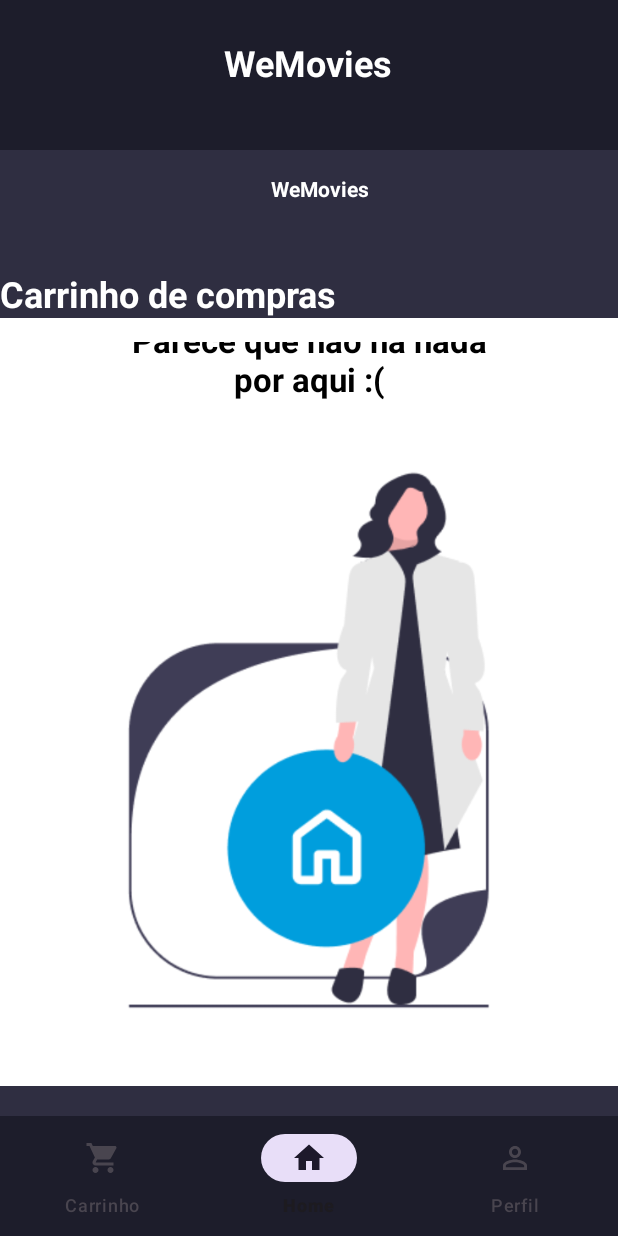
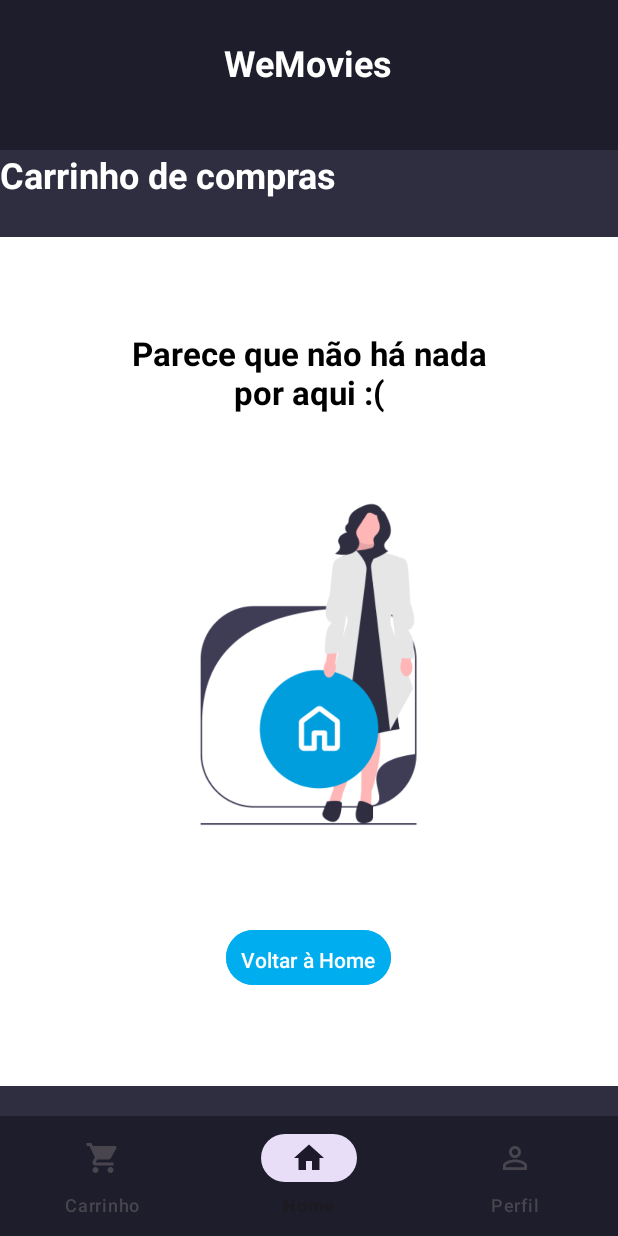
Before and after one commit to PauloMats/WeFit-Challenge-WeMovie, an Android app: the fragment CartFragment placed in its activity, on a phone screen of 412 x 824 dp. Run offline under Robolectric (Android 15) with nearby library versions, the phone set to English and light mode, and no system bars; our stand-ins replace data binding; pictures from the network do not load.

Commit message:
Feat: Correção de todos os bugs, e agora ao clicar nos botões para navegar para o home, a opção selecionada no menu também muda para a home

```diff
--- a/app/src/main/java/com/example/wefit_challenge_wemovie/HomeActivity.kt
+++ b/app/src/main/java/com/example/wefit_challenge_wemovie/HomeActivity.kt
@@ -8,6 +8,9 @@ import com.example.wefit_challenge_wemovie.ui.CartFragment
 
 class HomeActivity : AppCompatActivity() {
 
+    fun selectHomeMenuItem() {
+        binding.bottomNavigationView.selectedItemId = R.id.navigation_home
+    }
     private lateinit var binding: ActivityHomeBinding
 
     override fun onCreate(savedInstanceState: Bundle?) {
--- a/app/src/main/java/com/example/wefit_challenge_wemovie/fragment/CarrinhoVazioFragment.kt
+++ b/app/src/main/java/com/example/wefit_challenge_wemovie/fragment/CarrinhoVazioFragment.kt
@@ -3,9 +3,10 @@ package com.example.wefit_challenge_wemovie.ui
 import android.os.Bundle
 import android.view.View
 import androidx.fragment.app.Fragment
-import androidx.navigation.fragment.findNavController
+import com.example.wefit_challenge_wemovie.HomeActivity
 import com.example.wefit_challenge_wemovie.R
 import com.example.wefit_challenge_wemovie.databinding.FragmentCarrinhoVazioBinding
+import com.example.wefit_challenge_wemovie.fragment.HomeFragment
 
 class CarrinhoVazioFragment : Fragment(R.layout.fragment_carrinho_vazio) {
 
@@ -16,7 +17,15 @@ class CarrinhoVazioFragment : Fragment(R.layout.fragment_carrinho_vazio) {
         binding = FragmentCarrinhoVazioBinding.bind(view)
 
         binding.btnBackToHome.setOnClickListener {
-            findNavController().navigate(R.id.homeFragment)
+            (activity as? HomeActivity)?.selectHomeMenuItem() //Seleciona o item Home no BottomNavigationView
+
+            // Obtém o FragmentManager da Activity
+            val fragmentManager = requireActivity().supportFragmentManager
+
+            // Substitui o Fragment atual pelo HomeFragment
+            fragmentManager.beginTransaction()
+                .replace(R.id.fragmentContainer, HomeFragment()) // Substitui no fragmentContainer
+                .commit()
         }
     }
 }
--- a/app/src/main/java/com/example/wefit_challenge_wemovie/ui/OrderConfirmationFragment.kt
+++ b/app/src/main/java/com/example/wefit_challenge_wemovie/ui/OrderConfirmationFragment.kt
@@ -3,6 +3,7 @@ package com.example.wefit_challenge_wemovie.ui
 import android.os.Bundle
 import android.view.View
 import androidx.fragment.app.Fragment
+import com.example.wefit_challenge_wemovie.HomeActivity
 import com.example.wefit_challenge_wemovie.R
 import com.example.wefit_challenge_wemovie.databinding.FragmentOrderConfirmationBinding
 import com.example.wefit_challenge_wemovie.fragment.HomeFragment
@@ -16,6 +17,8 @@ class OrderConfirmationFragment : Fragment(R.layout.fragment_order_confirmation)
         binding = FragmentOrderConfirmationBinding.bind(view)
 
         binding.backToHomeButton.setOnClickListener {
+            (activity as? HomeActivity)?.selectHomeMenuItem() //Seleciona o item Home no BottomNavigationView
+
             // Obtém o FragmentManager da Activity
             val fragmentManager = requireActivity().supportFragmentManager
 
--- a/app/src/main/res/layout/activity_main.xml
+++ b/app/src/main/res/layout/activity_main.xml
@@ -1,12 +1,12 @@
 <?xml version="1.0" encoding="utf-8"?>
-<androidx.constraintlayout.widget.ConstraintLayout xmlns:android="http://schemas.android.com/apk/res/android"
+<androidx.constraintlayout.widget.ConstraintLayout
+    xmlns:android="http://schemas.android.com/apk/res/android"
     xmlns:app="http://schemas.android.com/apk/res-auto"
     xmlns:tools="http://schemas.android.com/tools"
     android:layout_width="match_parent"
     android:layout_height="match_parent"
     android:id="@+id/main"
     android:background="@color/background">
-
 
     <TextView
         android:id="@+id/textView"
@@ -57,12 +57,4 @@
         app:layout_constraintStart_toStartOf="parent"
         app:layout_constraintTop_toTopOf="parent" />
 
-    <androidx.fragment.app.FragmentContainerView
-        android:id="@+id/nav_host_fragment"
-        android:layout_width="match_parent"
-        android:layout_height="match_parent"
-        app:navGraph="@navigation/nav_graph"
-        app:defaultNavHost="true"
-        android:name="androidx.navigation.fragment.NavHostFragment" />
-
 </androidx.constraintlayout.widget.ConstraintLayout>
--- a/app/src/main/res/layout/fragment_carrinho_vazio.xml
+++ b/app/src/main/res/layout/fragment_carrinho_vazio.xml
@@ -12,26 +12,26 @@
 
     <LinearLayout
         android:layout_width="300dp"
-        android:layout_height="wrap_content"
+        android:layout_height="472dp"
+        android:gravity="center"
         android:orientation="vertical"
-    android:padding="16dp"
-    android:gravity="center">
+        android:padding="16dp">
 
         <!-- Mensagem de texto -->
         <TextView
             android:layout_width="wrap_content"
             android:layout_height="wrap_content"
+            android:gravity="center"
+            android:paddingBottom="16dp"
             android:text="Parece que não há nada por aqui :("
             android:textColor="@color/black"
-        android:textStyle="bold"
             android:textSize="22sp"
-        android:gravity="center"
-        android:paddingBottom="16dp"/>
+            android:textStyle="bold" />
 
         <ImageView
             android:id="@+id/womanImagePlaceholder"
-            android:layout_width="358dp"
-            android:layout_height="417dp"
+            android:layout_width="200dp"
+            android:layout_height="300dp"
             android:layout_gravity="center"
             android:padding="8dp"
             android:src="@drawable/img_carrinho_vazio" />
--- a/app/src/main/res/layout/fragment_cart.xml
+++ b/app/src/main/res/layout/fragment_cart.xml
@@ -15,52 +15,27 @@
         android:background="@color/background">
 
         <FrameLayout
-            android:id="@+id/fragmentContainerCart"
+            android:layout_marginTop="25dp"
+           android:id="@+id/fragmentContainerCart"
             android:layout_width="match_parent"
             android:layout_height="0dp"
             app:layout_constraintTop_toBottomOf="@id/cartTitle"
-            app:layout_constraintBottom_toTopOf="@id/totalLabel"/>
+            app:layout_constraintBottom_toTopOf="@id/totalLabel">
 
+            <androidx.recyclerview.widget.RecyclerView
+                android:id="@+id/recyclerViewCart"
+                android:layout_width="match_parent"
+                android:layout_height="wrap_content"
+                android:layout_marginTop="60dp" />
+        </FrameLayout>
 
-        <TextView
-            android:id="@+id/weMoviesTitle"
-            android:layout_width="wrap_content"
-            android:layout_height="wrap_content"
-            android:layout_marginStart="180dp"
-            android:layout_marginTop="16dp"
-            android:text="WeMovies"
-            android:textAlignment="center"
-            android:textColor="@color/white"
-            android:textStyle="bold"
-            app:layout_constraintStart_toStartOf="parent"
-            app:layout_constraintTop_toTopOf="parent" />
-
-        <TextView
-            android:id="@+id/cartTitle"
-            android:layout_width="wrap_content"
-            android:layout_height="wrap_content"
-            android:layout_marginTop="44dp"
-            android:text="Carrinho de compras"
-            android:textColor="@color/white"
-            android:textSize="24dp"
-            android:textStyle="bold"
-            app:layout_constraintStart_toStartOf="parent"
-            app:layout_constraintTop_toBottomOf="@id/weMoviesTitle" />
-
-        <androidx.recyclerview.widget.RecyclerView
-            android:id="@+id/recyclerViewCart"
-            android:layout_width="match_parent"
-            android:layout_height="wrap_content"
-            android:layout_marginTop="60dp"
-            app:layout_constraintTop_toBottomOf="@id/cartTitle"
-            tools:layout_editor_absoluteX="0dp" />
 
         <TextView
             android:id="@+id/totalLabel"
             android:layout_width="wrap_content"
             android:layout_height="wrap_content"
-            android:layout_marginStart="32dp"
-            android:layout_marginBottom="180dp"
+            android:layout_marginStart="28dp"
+            android:layout_marginBottom="68dp"
             android:text="TOTAL"
             app:layout_constraintBottom_toTopOf="@id/finalizeOrderButton"
             app:layout_constraintStart_toStartOf="parent" />
@@ -86,5 +61,18 @@
             app:layout_constraintHorizontal_bias="0.498"
             app:layout_constraintStart_toStartOf="parent" />
 
+        <TextView
+            android:id="@+id/cartTitle"
+            android:layout_width="wrap_content"
+            android:layout_height="wrap_content"
+            android:layout_margin="15dp"
+
+            android:text="Carrinho de compras"
+            android:textColor="@color/white"
+            android:textSize="24dp"
+            android:textStyle="bold"
+            tools:layout_editor_absoluteX="14dp"
+            tools:layout_editor_absoluteY="-11dp" />
+
     </androidx.constraintlayout.widget.ConstraintLayout>
 </layout>
```
Lines whose indentation alone changed are shown as unchanged.
